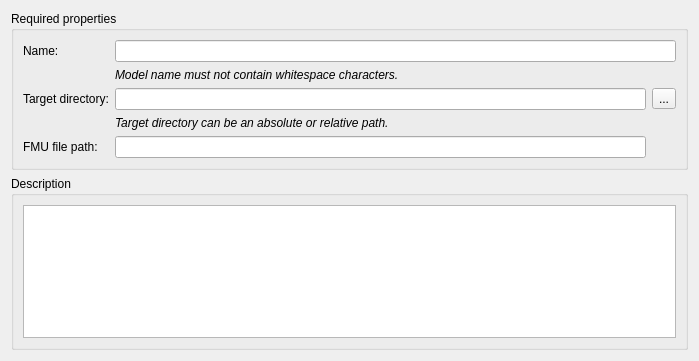
This is scripts/ui/WizardPageBasicProperties.ui in ghorwin/FMICodeGenerator as Qt 5 draws it before an edit. The edited form follows.
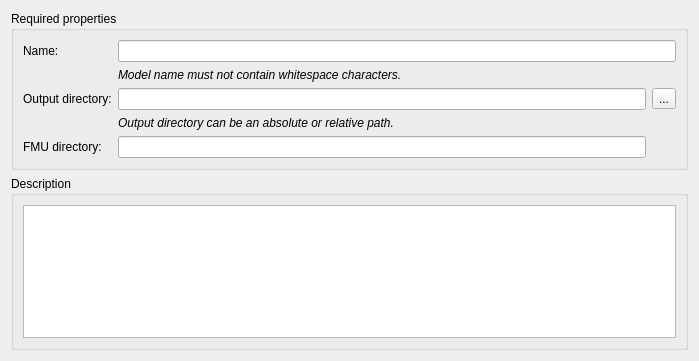
This is the edited form.

Patch:
```diff
--- a/scripts/ui/WizardPageBasicProperties.ui
+++ b/scripts/ui/WizardPageBasicProperties.ui
@@ -23,7 +23,7 @@
       <item row="2" column="0">
        <widget class="QLabel" name="label_2">
         <property name="text">
-         <string>Target directory:</string>
+         <string>Output directory:</string>
         </property>
        </widget>
       </item>
@@ -55,7 +55,7 @@
          </font>
         </property>
         <property name="text">
-         <string>Target directory can be an absolute or relative path.</string>
+         <string>Output directory can be an absolute or relative path.</string>
         </property>
        </widget>
       </item>
@@ -74,7 +74,7 @@
       <item row="4" column="0">
        <widget class="QLabel" name="label_5">
         <property name="text">
-         <string>FMU file path:</string>
+         <string>FMU directory:</string>
         </property>
        </widget>
       </item>
```
